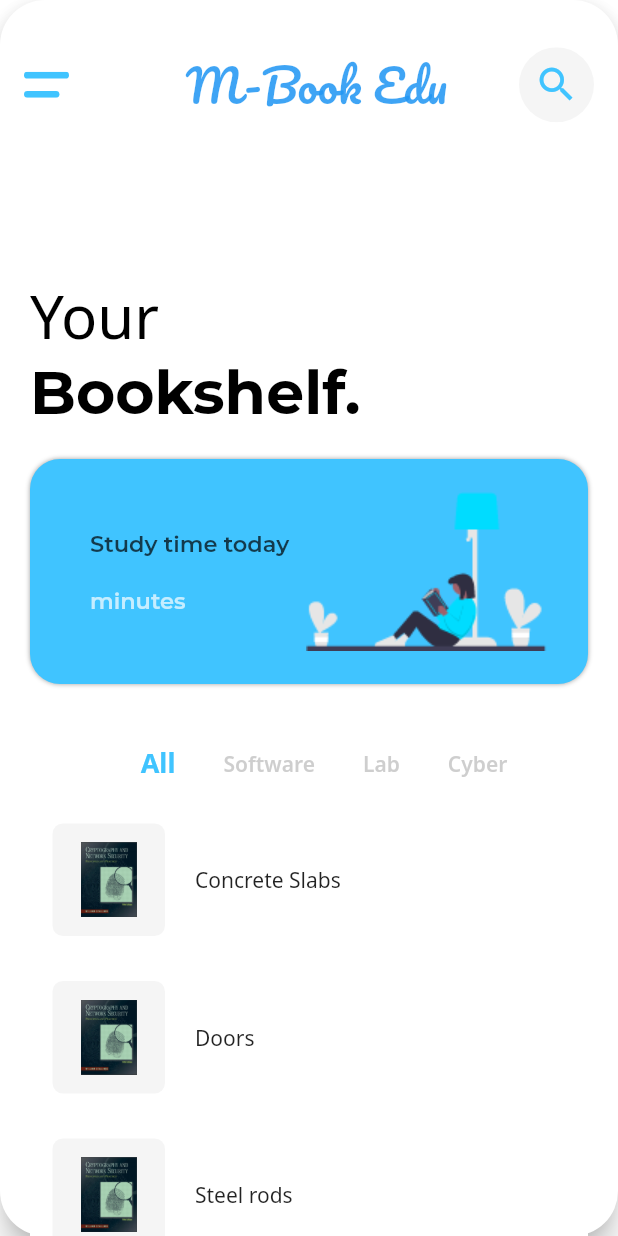
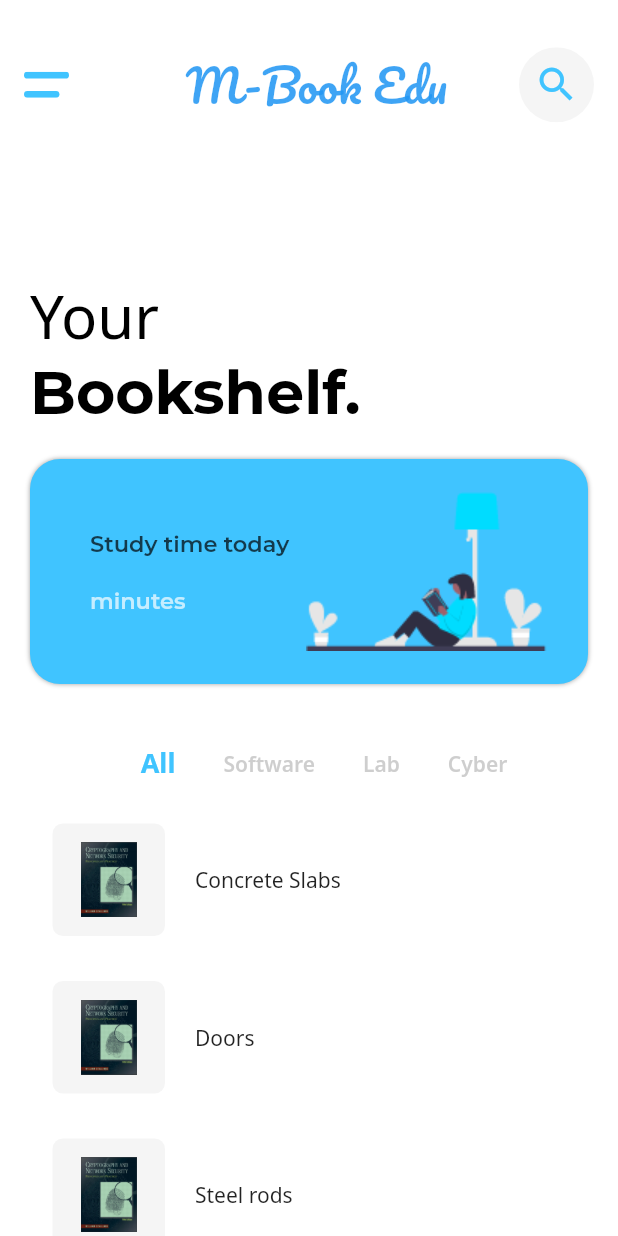
Before and after one commit to yahu1031/sastra-edu, a Flutter app: the screen it shows once a user with an empty profile is signed in, on a phone screen of 412 x 824 dp. Run offline on Flutter 3.47's test engine with Material 2 defaults, Android fonts, the phone set to English and light mode, and no system bars; drawn by our look-alikes of shimmer; our stand-ins replace cloud_firestore, firebase_auth, flutter_svg, google_fonts; accounts and stored records are empty.

Commit message:
removed borderRadius

```diff
--- a/lib/Home/Home.dart
+++ b/lib/Home/Home.dart
@@ -185,7 +185,7 @@ class _HomeState extends State<Home> with TickerProviderStateMixin {
         scale: _scaleAnimation,
         child: Material(
           animationDuration: duration,
-          borderRadius: BorderRadius.all(Radius.circular(30)),
+//          borderRadius: BorderRadius.all(Radius.circular(30)),
           elevation: 8,
           color: backgroundColor,
           child: SingleChildScrollView(
@@ -390,7 +390,7 @@ class _HomeState extends State<Home> with TickerProviderStateMixin {
                         ),
                         Container(
                           padding: EdgeInsets.only(bottom: 50.0),
-                          height: MediaQuery.of(context).size.height - 470.0,
+                          height: MediaQuery.of(context).size.height * 3,
                           child: TabBarView(
                             controller: tabController,
                             children: [
```
